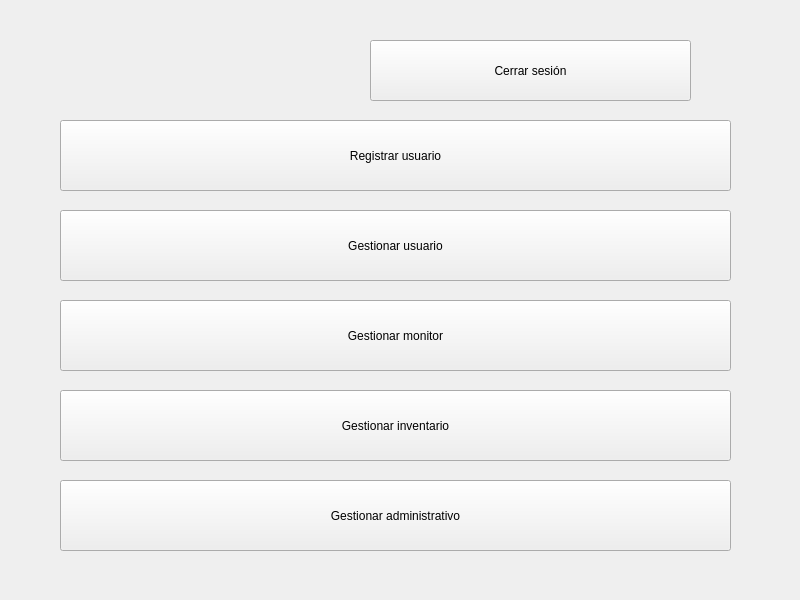
Qt form src/vista/ui/PanelPrincipalAdministrador.ui (OscaarMG/campasgym) before a commit.
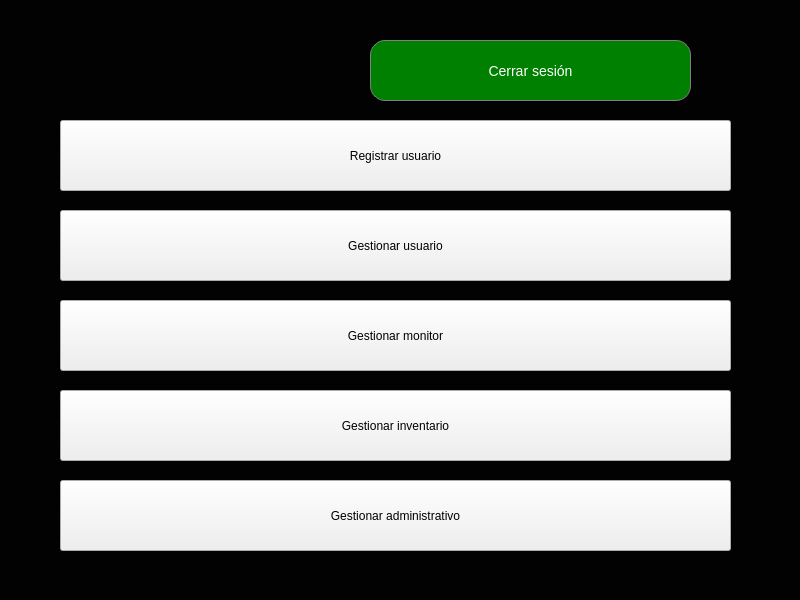
The same form after that commit.

The edit to the form file:
```diff
--- a/src/vista/ui/PanelPrincipalAdministrador.ui
+++ b/src/vista/ui/PanelPrincipalAdministrador.ui
@@ -23,6 +23,13 @@
       <height>61</height>
      </rect>
     </property>
+    <property name="styleSheet">
+     <string notr="true">    background-color: green;
+    color: white;
+    border-radius: 15px;
+    border: 1px solid gray;
+    font-size: 14px;</string>
+    </property>
     <property name="text">
      <string>Cerrar sesión</string>
     </property>
@@ -92,6 +99,29 @@
      <string>Gestionar administrativo</string>
     </property>
    </widget>
+   <widget class="QLabel" name="label">
+    <property name="geometry">
+     <rect>
+      <x>0</x>
+      <y>-8</y>
+      <width>801</width>
+      <height>611</height>
+     </rect>
+    </property>
+    <property name="styleSheet">
+     <string notr="true">background-color: rgb(2, 2, 2);</string>
+    </property>
+    <property name="text">
+     <string/>
+    </property>
+   </widget>
+   <zorder>label</zorder>
+   <zorder>pushButtonCerrar</zorder>
+   <zorder>pushButtonRegistrar</zorder>
+   <zorder>pushButtonGUsu</zorder>
+   <zorder>pushButtonGMon</zorder>
+   <zorder>pushButtonGInv</zorder>
+   <zorder>pushButtonGAdm</zorder>
   </widget>
  </widget>
  <resources/>
```
